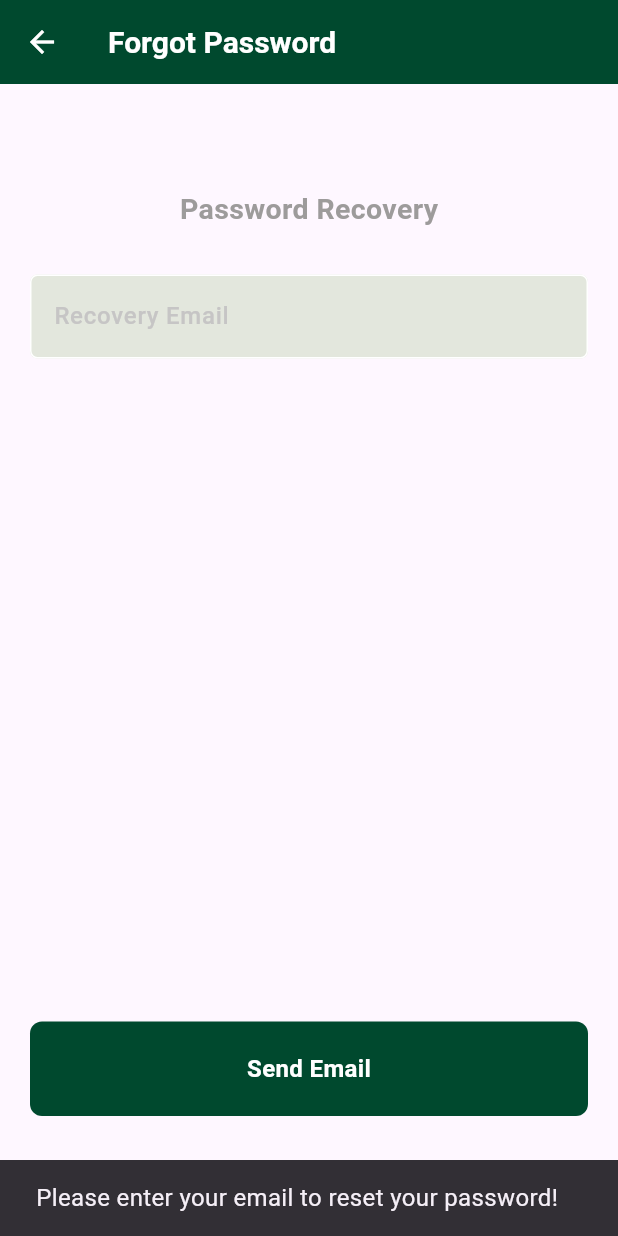
After one commit to joel6124/RideSync_car_pooling_application, a Flutter app: the ForgotPassword screen opened directly, after a tap on "Send Email", on a phone screen of 412 x 824 dp. The commit adds this screen. Run offline on Flutter 3.47's test engine with Material 3 defaults, Android fonts, the phone set to English and light mode, and no system bars; our stand-ins replace cloud_firestore, firebase_auth, firebase_core, google_sign_in; accounts and stored records are empty.

Commit message:
authentication 1

```diff
--- /dev/null
+++ b/lib/authentication/auth_service.dart
@@ -0,0 +1,192 @@
+import 'package:cloud_firestore/cloud_firestore.dart';
+import 'package:firebase_auth/firebase_auth.dart';
+import 'package:flutter/material.dart';
+import 'package:google_sign_in/google_sign_in.dart';
+import 'package:ride_sync/auth.dart';
+import 'package:ride_sync/authentication/auth_database.dart';
+import 'package:ride_sync/authentication/signin.dart';
+import 'package:ride_sync/authentication/verification_screen.dart';
+
+class AuthService {
+  final _authDatabase = AuthDatabase();
+
+  //RESET PASSWORD
+  Future<void> resetPassword(BuildContext context, String email) async {
+    if (email.isEmpty) {
+      errorMsg(context, "Please enter your email to reset your password!");
+      return;
+    }
+    try {
+      await FirebaseAuth.instance.sendPasswordResetEmail(email: email);
+      ScaffoldMessenger.of(context).showSnackBar(SnackBar(
+          content: const Text(
+        "Password Reset Email has been sent!",
+        style: TextStyle(fontSize: 16),
+      )));
+      Navigator.of(context)
+          .pushReplacement(MaterialPageRoute(builder: (context) {
+        return SignInPage();
+      }));
+    } on FirebaseAuthException catch (e) {
+      if (e.code == "user-not-found") {
+        errorMsg(context, "No such user found with this email!");
+      } else if (e.code == "invalid-email") {
+        errorMsg(context, "Please enter a valid Email!");
+      } else {
+        errorMsg(context, e.code);
+      }
+    }
+  }
+
+  //SEND EMAIL VERIFICATION
+  Future<void> sendEmailVerificationLink() async {
+    try {
+      await FirebaseAuth.instance.currentUser?.sendEmailVerification();
+    } catch (e) {
+      print(e.toString());
+    }
+  }
+
+  //REGISTER USER
+  Future<void> registerUser(BuildContext context, String name, String email,
+      String password, String passwordConfirm) async {
+    if (password != passwordConfirm) {
+      errorMsg(context, "Passwords do not match!");
+      return;
+    } else if (name.isEmpty) {
+      errorMsg(context, "Please enter your Name!");
+      return;
+    } else if (email.isEmpty) {
+      errorMsg(context, "Please enter your Email!");
+      return;
+    } else if (password.isEmpty || passwordConfirm.isEmpty) {
+      errorMsg(context, 'Please enter your Password!');
+      return;
+    }
+
+    showDialog(
+        context: context,
+        builder: (context) {
+          return const Center(
+            child: CircularProgressIndicator(),
+          );
+        });
+
+    try {
+      //registering user
+      UserCredential credential =
+          await FirebaseAuth.instance.createUserWithEmailAndPassword(
+        email: email,
+        password: password,
+      );
+      // VerificationScreen();
+      //adding to firestore
+      // await FirebaseFirestore.instance
+      //     .collection("users")
+      //     .doc(credential.user?.uid)
+      //     .set({
+      //   'name': name,
+      //   'email': email,
+      //   'uid': credential.user?.uid,
+      // });
+
+      Navigator.pop(context); // Close the dialog
+      Navigator.of(context)
+          .pushReplacement(MaterialPageRoute(builder: (context) {
+        return const AuthPage();
+      })); // Navigate back to login page
+    } on FirebaseAuthException catch (e) {
+      Navigator.pop(context);
+      if (e.code == 'weak-password') {
+        errorMsg(context, "The password provided is too weak.");
+      } else if (e.code == 'email-already-in-use') {
+        errorMsg(context, "The account already exists for that email.");
+      } else {
+        errorMsg(context, e.code);
+      }
+    }
+  }
+
+  //SIGN IN
+  //
+  Future<void> signInUser(
+      BuildContext context, String email, String password) async {
+    if (email.isEmpty) {
+      errorMsg(context, "Please enter your Email!");
+      return;
+    } else if (password.isEmpty) {
+      errorMsg(context, "Please enter your Password!");
+      return;
+    }
+    showDialog(
+        context: context,
+        builder: (context) {
+          return const Center(
+            child: CircularProgressIndicator(),
+          );
+        });
+
+    try {
+      await FirebaseAuth.instance.signInWithEmailAndPassword(
+        email: email,
+        password: password,
+      );
+      Navigator.pop(context); // Close the dialog
+      Navigator.of(context)
+          .pushReplacement(MaterialPageRoute(builder: (context) {
+        return const AuthPage();
+      }));
+    } on FirebaseAuthException catch (e) {
+      Navigator.pop(context);
+      if (e.code == 'invalid-email') {
+        errorMsg(context, 'Enter a valid Email with proper format!');
+      } else if (e.code == 'invalid-credential') {
+        errorMsg(
+            context, 'The provided credential is invalid. Please try again.');
+      } else if (e.code == 'user-not-found') {
+        errorMsg(context, "No such user with this Email!");
+      } else if (e.code == 'wrong-password') {
+        errorMsg(context, "Incorrect Password!");
+      } else {
+        errorMsg(context, e.code);
+      }
+    }
+  }
+
+  void errorMsg(BuildContext context, String errorMsg) {
+    ScaffoldMessenger.of(context).showSnackBar(SnackBar(
+        content: Text(
+      errorMsg,
+      style: const TextStyle(fontSize: 16),
+    )));
+  }
+
+  //GOOGLE AUTHENTICATION
+  signInWithGoogle(BuildContext context) async {
+    final GoogleSignIn googleSignIn = GoogleSignIn();
+    final GoogleSignInAccount? googleSignInAccount =
+        await googleSignIn.signIn();
+
+    final GoogleSignInAuthentication? googleSignInAuthentication =
+        await googleSignInAccount?.authentication;
+
+    final AuthCredential credential = GoogleAuthProvider.credential(
+        idToken: googleSignInAuthentication?.idToken,
+        accessToken: googleSignInAuthentication?.accessToken);
+
+    UserCredential result =
+        await FirebaseAuth.instance.signInWithCredential(credential);
+    User? userDetails = result.user;
+
+    if (result != null) {
+      Map<String, dynamic> userInfoMap = {
+        "email": userDetails!.email,
+        "name": userDetails.displayName,
+        "imgURL": userDetails.photoURL,
+        "id": userDetails.uid,
+      };
+
+      // await _authDatabase.addUser(userId, userInfoMap);
+    }
+  }
+}
--- /dev/null
+++ b/lib/authentication/forgot_password.dart
@@ -0,0 +1,85 @@
+import 'package:flutter/cupertino.dart';
+import 'package:flutter/material.dart';
+import 'package:ride_sync/authentication/auth_service.dart';
+import 'package:ride_sync/colours.dart';
+import 'package:ride_sync/widgets/custom_buttom.dart';
+import 'package:ride_sync/widgets/custom_textfield.dart';
+
+class ForgotPassword extends StatelessWidget {
+  ForgotPassword({super.key});
+
+  final TextEditingController recoveryEmailController = TextEditingController();
+  final _authService = AuthService();
+
+  @override
+  Widget build(BuildContext context) {
+    return Scaffold(
+      appBar: AppBar(
+        iconTheme: const IconThemeData(
+          color: Colors.white,
+        ),
+        title: const Text(
+          'Forgot Password',
+          style: TextStyle(
+            fontSize: 20,
+            fontWeight: FontWeight.bold,
+            color: Colors.white,
+          ),
+        ),
+        backgroundColor: deepGreen,
+      ),
+      body: Container(
+        child: Column(
+          mainAxisAlignment: MainAxisAlignment.spaceBetween,
+          children: [
+            Column(
+              children: [
+                const SizedBox(
+                  height: 70,
+                ),
+                Container(
+                  alignment: Alignment.topCenter,
+                  child: const Text(
+                    'Password Recovery',
+                    style: TextStyle(
+                        color: titleGrey,
+                        fontSize: 19,
+                        fontWeight: FontWeight.bold),
+                  ),
+                ),
+                const SizedBox(
+                  height: 20,
+                ),
+                // const Text(
+                //   'Enter your email',
+                //   style: TextStyle(
+                //       color: titleGrey, fontSize: 16, fontWeight: FontWeight.bold),
+                // ),
+                CustomTextField(
+                    controller: recoveryEmailController,
+                    hintText: "Recovery Email",
+                    obscureText: false,
+                    context: context),
+                const SizedBox(
+                  height: 50,
+                ),
+              ],
+            ),
+            GestureDetector(
+              child: Padding(
+                padding: const EdgeInsets.symmetric(vertical: 80),
+                child: CustomButton(
+                  onTap: () {
+                    return _authService.resetPassword(
+                        context, recoveryEmailController.text);
+                  },
+                  txt: 'Send Email',
+                ),
+              ),
+            )
+          ],
+        ),
+      ),
+    );
+  }
+}
--- a/lib/colours.dart
+++ b/lib/colours.dart
@@ -1,5 +1,10 @@
 import 'package:flutter/material.dart';
 
-const Color deepGreen = Color.fromARGB(255, 11, 72, 16);
+const Color deepGreen1 = Color.fromARGB(255, 11, 72, 16);
 const Color subtitleGrey = Color.fromARGB(255, 198, 197, 197);
 const Color titleGrey = Color.fromARGB(255, 157, 155, 155);
+
+const Color lightGreen = Color.fromARGB(255, 111, 194, 24); // #6FC218
+const Color b = Color.fromARGB(255, 204, 213, 210); // #CCD5D2
+const Color c = Color.fromARGB(255, 1, 196, 78); // #01C44E
+const Color deepGreen = Color.fromARGB(255, 0, 73, 46);     // #00492E
--- a/lib/main.dart
+++ b/lib/main.dart
@@ -1,5 +1,6 @@
 import 'package:flutter/material.dart';
-import 'package:ride_sync/authentication/auth.dart';
+import 'package:ride_sync/auth.dart';
+import 'package:ride_sync/authentication/auth_service.dart';
 import 'package:ride_sync/authentication/signin.dart';
 import 'package:firebase_core/firebase_core.dart';
 import 'firebase_options.dart';
--- a/lib/widgets/custom_textfield.dart
+++ b/lib/widgets/custom_textfield.dart
@@ -5,18 +5,33 @@ class CustomTextField extends StatelessWidget {
   final controller;
   final String hintText;
   final bool obscureText;
+  final BuildContext context;
 
   const CustomTextField(
       {super.key,
       required this.controller,
       required this.hintText,
-      required this.obscureText});
+      required this.obscureText,
+      required this.context});
+
+  void errorMsg(String errorMsg) {
+    ScaffoldMessenger.of(context).showSnackBar(SnackBar(
+        content: Text(
+      errorMsg,
+      style: const TextStyle(fontSize: 16),
+    )));
+  }
 
   @override
   Widget build(BuildContext context) {
     return Padding(
       padding: EdgeInsets.symmetric(horizontal: 20, vertical: 10),
       child: TextField(
+        // validator: (value) {
+        //   if (value == null || value.isEmpty) {
+        //     errorMsg('Please Enter $hintText');
+        //   }
+        // },
         controller: controller,
         obscureText: obscureText,
         decoration: InputDecoration(
@@ -27,7 +42,7 @@ class CustomTextField extends StatelessWidget {
                 borderRadius: BorderRadius.circular(5)),
             focusedBorder: const OutlineInputBorder(
               borderSide: BorderSide(
-                color: Colors.green,
+                color: lightGreen,
               ),
             ),
             hintStyle: const TextStyle(
--- a/pubspec.yaml
+++ b/pubspec.yaml
@@ -38,6 +38,7 @@ dependencies:
   firebase_core: ^3.2.0
   firebase_auth: ^5.1.2
   cloud_firestore: ^5.1.0
+  google_sign_in: ^6.2.1
 
 
 dev_dependencies:
```
Also changed, not shown: lib/auth.dart (renamed from lib/authentication/auth.dart, +7 -3 lines), lib/authentication/auth_database.dart (added, +11 -0 lines), lib/authentication/signin.dart (+25 -52 lines), lib/authentication/signup.dart (+39 -71 lines), lib/authentication/verification_screen.dart (added, +73 -0 lines), pubspec.lock, 1 other file.
